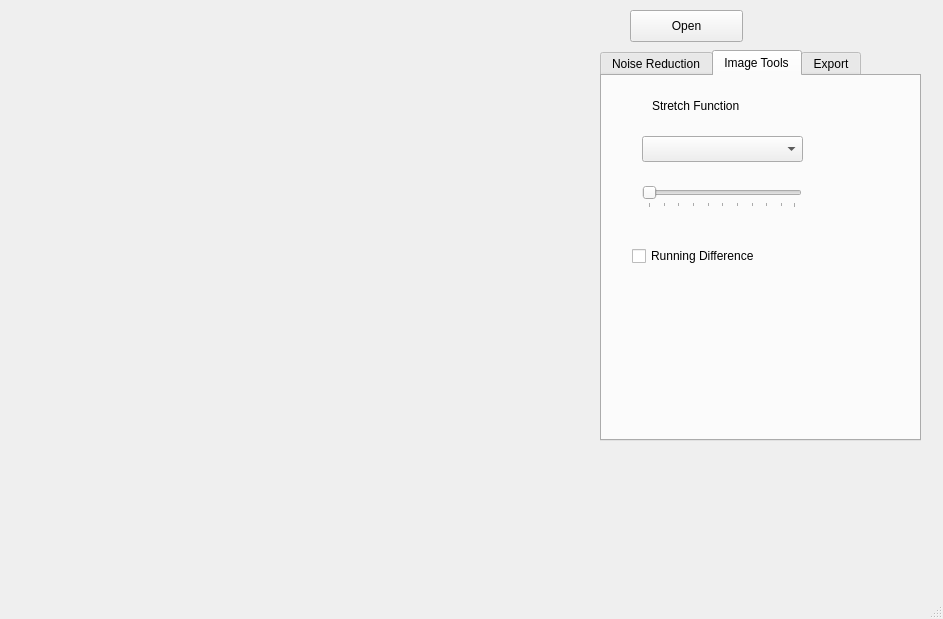
Old version of the form window.ui in the repository Astro-Totzauer/sun_viewer.
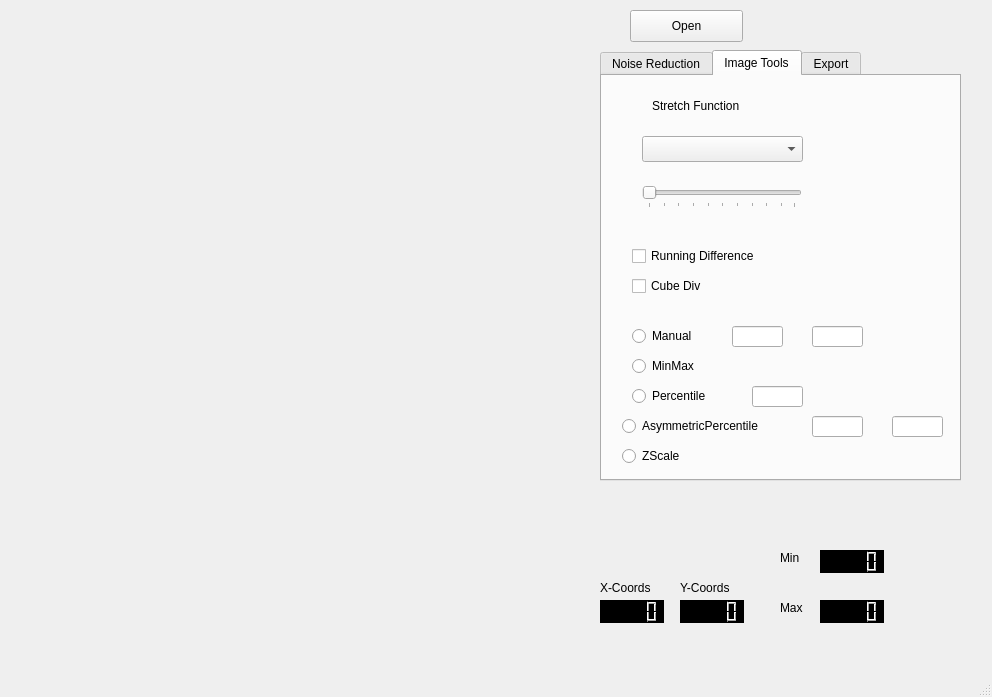
New version of the form. The open tabs and pages were chosen to show the change.

```diff
--- a/window.ui
+++ b/window.ui
@@ -6,13 +6,20 @@
    <rect>
     <x>0</x>
     <y>0</y>
-    <width>943</width>
-    <height>619</height>
+    <width>992</width>
+    <height>697</height>
    </rect>
   </property>
   <property name="windowTitle">
    <string>MainWindow</string>
   </property>
+  <property name="styleSheet">
+   <string notr="true">QLCDNumber{
+color: rgb(0, 255, 0);
+background-color: rgb(0, 0, 0);
+SegmentStyle: Flat;
+}</string>
+  </property>
   <widget class="QWidget" name="centralwidget">
    <widget class="QPushButton" name="openButton">
     <property name="geometry">
@@ -43,8 +50,8 @@
      <rect>
       <x>600</x>
       <y>50</y>
-      <width>321</width>
-      <height>391</height>
+      <width>361</width>
+      <height>431</height>
      </rect>
     </property>
     <property name="currentIndex">
@@ -199,6 +206,134 @@
        <string>Running Difference</string>
       </property>
      </widget>
+     <widget class="QCheckBox" name="divCheck">
+      <property name="geometry">
+       <rect>
+        <x>30</x>
+        <y>200</y>
+        <width>87</width>
+        <height>20</height>
+       </rect>
+      </property>
+      <property name="text">
+       <string>Cube Div</string>
+      </property>
+     </widget>
+     <widget class="QRadioButton" name="rbtn5">
+      <property name="geometry">
+       <rect>
+        <x>30</x>
+        <y>250</y>
+        <width>100</width>
+        <height>20</height>
+       </rect>
+      </property>
+      <property name="text">
+       <string>Manual</string>
+      </property>
+     </widget>
+     <widget class="QRadioButton" name="rbtn6">
+      <property name="geometry">
+       <rect>
+        <x>30</x>
+        <y>280</y>
+        <width>100</width>
+        <height>20</height>
+       </rect>
+      </property>
+      <property name="text">
+       <string>MinMax</string>
+      </property>
+     </widget>
+     <widget class="QRadioButton" name="rbtn7">
+      <property name="geometry">
+       <rect>
+        <x>30</x>
+        <y>310</y>
+        <width>100</width>
+        <height>20</height>
+       </rect>
+      </property>
+      <property name="text">
+       <string>Percentile</string>
+      </property>
+     </widget>
+     <widget class="QRadioButton" name="rbtn8">
+      <property name="geometry">
+       <rect>
+        <x>20</x>
+        <y>340</y>
+        <width>161</width>
+        <height>20</height>
+       </rect>
+      </property>
+      <property name="text">
+       <string>AsymmetricPercentile</string>
+      </property>
+     </widget>
+     <widget class="QRadioButton" name="rbtn9">
+      <property name="geometry">
+       <rect>
+        <x>20</x>
+        <y>370</y>
+        <width>100</width>
+        <height>20</height>
+       </rect>
+      </property>
+      <property name="text">
+       <string>ZScale</string>
+      </property>
+     </widget>
+     <widget class="QLineEdit" name="vmintxt">
+      <property name="geometry">
+       <rect>
+        <x>130</x>
+        <y>250</y>
+        <width>51</width>
+        <height>21</height>
+       </rect>
+      </property>
+     </widget>
+     <widget class="QLineEdit" name="vmaxtxt">
+      <property name="geometry">
+       <rect>
+        <x>210</x>
+        <y>250</y>
+        <width>51</width>
+        <height>21</height>
+       </rect>
+      </property>
+     </widget>
+     <widget class="QLineEdit" name="percenttxt">
+      <property name="geometry">
+       <rect>
+        <x>150</x>
+        <y>310</y>
+        <width>51</width>
+        <height>21</height>
+       </rect>
+      </property>
+     </widget>
+     <widget class="QLineEdit" name="percentlowtxt">
+      <property name="geometry">
+       <rect>
+        <x>210</x>
+        <y>340</y>
+        <width>51</width>
+        <height>21</height>
+       </rect>
+      </property>
+     </widget>
+     <widget class="QLineEdit" name="percenthightxt">
+      <property name="geometry">
+       <rect>
+        <x>290</x>
+        <y>340</y>
+        <width>51</width>
+        <height>21</height>
+       </rect>
+      </property>
+     </widget>
     </widget>
     <widget class="QWidget" name="tab_3">
      <attribute name="title">
@@ -206,6 +341,104 @@
      </attribute>
     </widget>
    </widget>
+   <widget class="QLCDNumber" name="lcdX">
+    <property name="geometry">
+     <rect>
+      <x>600</x>
+      <y>600</y>
+      <width>64</width>
+      <height>23</height>
+     </rect>
+    </property>
+    <property name="styleSheet">
+     <string notr="true">QLCDNumber{
+color: rgb(0, 255, 0)
+background-color: rgb(0, 0, 0)
+}</string>
+    </property>
+   </widget>
+   <widget class="QLCDNumber" name="lcdY">
+    <property name="geometry">
+     <rect>
+      <x>680</x>
+      <y>600</y>
+      <width>64</width>
+      <height>23</height>
+     </rect>
+    </property>
+   </widget>
+   <widget class="QLCDNumber" name="lcdMin">
+    <property name="geometry">
+     <rect>
+      <x>820</x>
+      <y>550</y>
+      <width>64</width>
+      <height>23</height>
+     </rect>
+    </property>
+   </widget>
+   <widget class="QLCDNumber" name="lcdMax">
+    <property name="geometry">
+     <rect>
+      <x>820</x>
+      <y>600</y>
+      <width>64</width>
+      <height>23</height>
+     </rect>
+    </property>
+   </widget>
+   <widget class="QLabel" name="XLabel">
+    <property name="geometry">
+     <rect>
+      <x>600</x>
+      <y>580</y>
+      <width>60</width>
+      <height>16</height>
+     </rect>
+    </property>
+    <property name="text">
+     <string>X-Coords</string>
+    </property>
+   </widget>
+   <widget class="QLabel" name="YLabel">
+    <property name="geometry">
+     <rect>
+      <x>680</x>
+      <y>580</y>
+      <width>60</width>
+      <height>16</height>
+     </rect>
+    </property>
+    <property name="text">
+     <string>Y-Coords</string>
+    </property>
+   </widget>
+   <widget class="QLabel" name="MinLabel">
+    <property name="geometry">
+     <rect>
+      <x>780</x>
+      <y>550</y>
+      <width>31</width>
+      <height>16</height>
+     </rect>
+    </property>
+    <property name="text">
+     <string>Min</string>
+    </property>
+   </widget>
+   <widget class="QLabel" name="MaxLabel">
+    <property name="geometry">
+     <rect>
+      <x>780</x>
+      <y>600</y>
+      <width>31</width>
+      <height>16</height>
+     </rect>
+    </property>
+    <property name="text">
+     <string>Max</string>
+    </property>
+   </widget>
   </widget>
   <widget class="QMenuBar" name="menubar">
    <property name="geometry">
```
Left out of the diff: 27 changed lines with no effect on the pictures.
